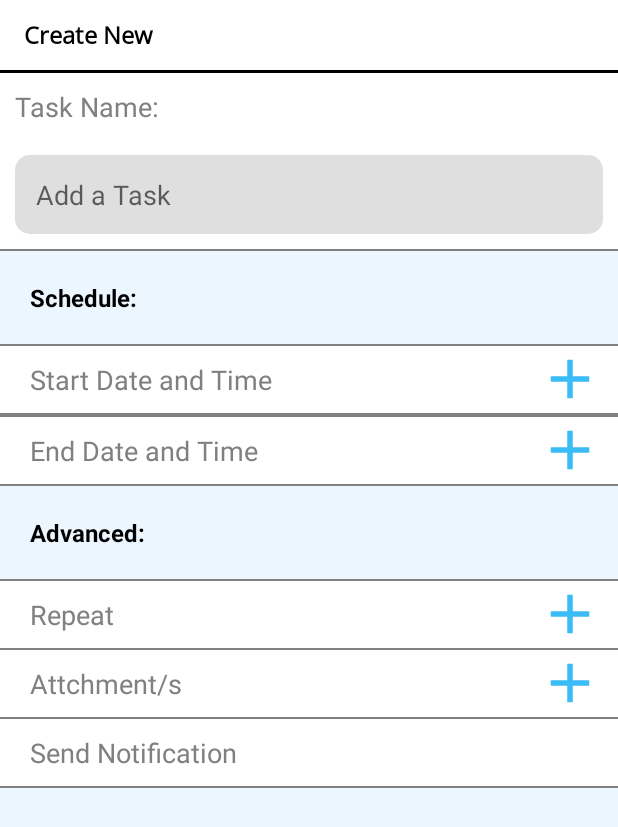
After one commit to justinmcneal/final-putask, an Android app: the AddTask2 screen opened directly, with no data from a screen before it, on a phone screen of 412 x 824 dp. The commit adds this screen. Shown: the top 827 px of the screen. Run offline under Robolectric (Android 15) with nearby library versions, the phone set to English and light mode, and no system bars.

Commit message:
added a layout for add task pero dalawa ginawa ko di fragment yung isa triny q lagyan function sa add button

```diff
--- a/app/src/main/AndroidManifest.xml
+++ b/app/src/main/AndroidManifest.xml
@@ -1,7 +1,9 @@
 <?xml version="1.0" encoding="utf-8"?>
 <manifest xmlns:android="http://schemas.android.com/apk/res/android"
     xmlns:tools="http://schemas.android.com/tools">
+
     <uses-permission android:name="android.permission.INTERNET" />
+
     <application
         android:allowBackup="true"
         android:dataExtractionRules="@xml/data_extraction_rules"
@@ -12,6 +14,9 @@
         android:supportsRtl="true"
         android:theme="@style/Theme.PutTask"
         tools:targetApi="31">
+        <activity
+            android:name=".AddTask2"
+            android:exported="false" />
         <activity
             android:name=".MainActivity"
             android:exported="false" />
@@ -29,6 +34,7 @@
             android:exported="true">
             <intent-filter>
                 <action android:name="android.intent.action.MAIN" />
+
                 <category android:name="android.intent.category.LAUNCHER" />
             </intent-filter>
         </activity>
--- /dev/null
+++ b/app/src/main/java/com/example/puttask/AddTask2.kt
@@ -0,0 +1,15 @@
+package com.example.puttask
+
+import android.os.Bundle
+import androidx.activity.enableEdgeToEdge
+import androidx.appcompat.app.AppCompatActivity
+import androidx.core.view.ViewCompat
+import androidx.core.view.WindowInsetsCompat
+
+class AddTask2 : AppCompatActivity() {
+    override fun onCreate(savedInstanceState: Bundle?) {
+        super.onCreate(savedInstanceState)
+        setContentView(R.layout.activity_add_task2)
+
+    }
+}
--- a/app/src/main/java/com/example/puttask/LoginSignin.kt
+++ b/app/src/main/java/com/example/puttask/LoginSignin.kt
@@ -30,13 +30,13 @@ class LoginSignin : AppCompatActivity() {
 
         btnSignUp.setOnClickListener {
             // Start SignUpActivity
-            val intent = Intent(this, SignUp::class.java)
+            val intent = Intent(this, MainActivity::class.java)
             startActivity(intent)
         }
 
         btnLogIn.setOnClickListener {
             // Start LogInActivity
-            val intent = Intent(this, LogIn::class.java)
+            val intent = Intent(this, MainActivity::class.java)
             startActivity(intent)
         }
     }
--- a/app/src/main/java/com/example/puttask/MainActivity.kt
+++ b/app/src/main/java/com/example/puttask/MainActivity.kt
@@ -66,7 +66,8 @@ class MainActivity : AppCompatActivity(), NavigationView.OnNavigationItemSelecte
         openFragment(Lists(),"Tasks")
 
         binding.btnAdd.setOnClickListener {
-            Toast.makeText(this, "Add New Task", Toast.LENGTH_SHORT).show()
+            val intent = Intent(this, AddTask2::class.java)//plain activity gamit here
+            startActivity(intent)
         }
 
         onBackPressedDispatcher.addCallback(this, backPressedCallback)
--- /dev/null
+++ b/app/src/main/res/drawable/addtaskbg.xml
@@ -0,0 +1,8 @@
+<?xml version="1.0" encoding="utf-8"?>
+<shape xmlns:android="http://schemas.android.com/apk/res/android"
+    android:shape="rectangle">
+    <solid android:color="@color/lightgray"> </solid>
+    <corners
+        android:radius="10dp">
+    </corners>
+</shape>
--- a/app/src/main/res/drawable/dropdownbg.xml
+++ b/app/src/main/res/drawable/spinnerbg.xml
@@ -1,6 +1,5 @@
 <?xml version="1.0" encoding="utf-8"?>
 <shape xmlns:android="http://schemas.android.com/apk/res/android">
-    <solid android:color="@color/skyblue"/> <!-- Background color of dropdown -->
+    <solid android:color="@color/superskyblue"/> <!-- Background color of dropdown -->
     <corners android:radius="10dp"/> <!-- Radius for rounded corners -->
-    <stroke android:color="@color/black" android:width="1dp"/> <!-- Border color and width -->
 </shape>
--- /dev/null
+++ b/app/src/main/res/layout/activity_add_task2.xml
@@ -0,0 +1,331 @@
+<LinearLayout xmlns:android="http://schemas.android.com/apk/res/android"
+    xmlns:app="http://schemas.android.com/apk/res-auto"
+    xmlns:tools="http://schemas.android.com/tools"
+    android:layout_width="match_parent"
+    android:layout_height="match_parent"
+    android:orientation="vertical"
+    android:background="@color/superskyblue"
+    tools:context=".AddTask">
+
+    <LinearLayout
+        android:layout_width="match_parent"
+        android:layout_height="wrap_content"
+        android:background="@color/white"
+        android:orientation="vertical">
+
+        <TextView
+            android:id="@+id/tvCreateNew"
+            android:layout_width="wrap_content"
+            android:layout_height="wrap_content"
+            android:text=" Create New"
+            android:padding="12dp"
+            android:textSize="16sp"
+            android:textStyle="bold"
+            android:fontFamily="@font/opensans"
+            android:textColor="@color/black" />
+
+        <View
+            android:layout_width="match_parent"
+            android:layout_height="2dp"
+            android:background="@color/black" />
+
+    </LinearLayout>
+
+    <LinearLayout
+        android:layout_width="match_parent"
+        android:layout_height="wrap_content"
+        android:background="@color/white"
+        android:orientation="vertical">
+
+        <TextView
+            android:id="@+id/tvTaskName"
+            android:layout_width="wrap_content"
+            android:layout_height="wrap_content"
+            android:text="Task Name:"
+            android:textSize="18sp"
+            android:padding="10dp"
+            android:textColor="@color/gray" />
+
+        <LinearLayout
+            android:layout_width="match_parent"
+            android:layout_height="wrap_content"
+            android:orientation="horizontal"
+            android:layout_margin="10dp">
+
+            <EditText
+                android:layout_width="match_parent"
+                android:layout_height="wrap_content"
+                android:hint="Add a Task"
+                android:padding="14dp"
+                android:background="@drawable/addtaskbg" />
+        </LinearLayout>
+
+        <View
+            android:layout_width="match_parent"
+            android:layout_height="1dp"
+            android:background="@color/gray" />
+
+    </LinearLayout>
+    <TextView
+        android:id="@+id/tvSchedule"
+        android:layout_width="match_parent"
+        android:layout_height="wrap_content"
+        android:text="Schedule:"
+        android:textStyle="bold"
+        android:textSize="16sp"
+        android:textColor="@color/black"
+        android:padding="20dp"/>
+
+    <LinearLayout
+        android:layout_width="match_parent"
+        android:layout_height="wrap_content"
+        android:orientation="vertical">
+
+        <View
+            android:layout_width="match_parent"
+            android:layout_height="1dp"
+            android:background="@color/gray" />
+
+        <LinearLayout
+            android:layout_width="match_parent"
+            android:layout_height="wrap_content"
+            android:background="@color/white"
+            android:orientation="horizontal">
+
+            <LinearLayout
+                android:layout_width="wrap_content"
+                android:layout_height="wrap_content"
+                android:layout_weight="1"
+                android:orientation="vertical">
+
+                <TextView
+                    android:id="@+id/tvStartDateandTime"
+                    android:layout_width="wrap_content"
+                    android:layout_height="wrap_content"
+                    android:text="Start Date and Time"
+                    android:textSize="18sp"
+                    android:layout_marginLeft="10dp"
+                    android:padding="10dp"
+                    android:textColor="@color/gray" />
+
+            </LinearLayout>
+
+            <ImageButton
+                android:layout_width="wrap_content"
+                android:layout_height="wrap_content"
+                android:layout_marginRight="10dp"
+                android:src="@drawable/ic_add"
+                android:background="@android:color/transparent"
+                app:tint="@color/skyblue" />
+
+        </LinearLayout>
+
+        <View
+            android:layout_width="match_parent"
+            android:layout_height="1dp"
+            android:background="@color/gray" />
+    </LinearLayout>
+
+
+    <LinearLayout
+        android:layout_width="match_parent"
+        android:layout_height="wrap_content"
+        android:orientation="vertical">
+
+        <View
+            android:layout_width="match_parent"
+            android:layout_height="1dp"
+            android:background="@color/gray" />
+
+        <LinearLayout
+            android:layout_width="match_parent"
+            android:layout_height="wrap_content"
+            android:background="@color/white"
+            android:orientation="horizontal">
+
+            <LinearLayout
+                android:layout_width="wrap_content"
+                android:layout_height="wrap_content"
+                android:layout_weight="1"
+                android:orientation="vertical">
+
+                <TextView
+                    android:id="@+id/tEndDateandTime"
+                    android:layout_width="wrap_content"
+                    android:layout_height="wrap_content"
+                    android:text="End Date and Time"
+                    android:layout_marginLeft="10dp"
+                    android:textSize="18sp"
+                    android:padding="10dp"
+                    android:textColor="@color/gray" />
+
+            </LinearLayout>
+
+            <ImageButton
+                android:layout_width="wrap_content"
+                android:layout_height="wrap_content"
+                android:layout_marginRight="10dp"
+                android:src="@drawable/ic_add"
+                android:background="@android:color/transparent"
+                app:tint="@color/skyblue" />
+
+        </LinearLayout>
+
+        <View
+            android:layout_width="match_parent"
+            android:layout_height="1dp"
+            android:background="@color/gray" />
+    </LinearLayout>
+
+    <TextView
+        android:id="@+id/tvAdvanced"
+        android:layout_width="match_parent"
+        android:layout_height="wrap_content"
+        android:text="Advanced:"
+        android:textStyle="bold"
+        android:textSize="16sp"
+        android:textColor="@color/black"
+        android:padding="20dp"/>
+    <LinearLayout
+        android:layout_width="match_parent"
+        android:layout_height="wrap_content"
+        android:orientation="vertical">
+
+        <View
+            android:layout_width="match_parent"
+            android:layout_height="1dp"
+            android:background="@color/gray" />
+
+        <LinearLayout
+            android:layout_width="match_parent"
+            android:layout_height="wrap_content"
+            android:background="@color/white"
+            android:orientation="horizontal">
+
+            <LinearLayout
+                android:layout_width="wrap_content"
+                android:layout_height="wrap_content"
+                android:layout_weight="1"
+                android:orientation="vertical">
+
+                <TextView
+                    android:id="@+id/tvRepeat"
+                    android:layout_width="wrap_content"
+                    android:layout_height="wrap_content"
+                    android:text="Repeat"
+                    android:layout_marginLeft="10dp"
+                    android:textSize="18sp"
+                    android:padding="10dp"
+                    android:textColor="@color/gray" />
+
+            </LinearLayout>
+
+            <ImageButton
+                android:layout_width="wrap_content"
+                android:layout_height="wrap_content"
+                android:layout_marginRight="10dp"
+                android:src="@drawable/ic_add"
+                android:background="@android:color/transparent"
+                app:tint="@color/skyblue" />
+
+        </LinearLayout>
+
+        <View
+            android:layout_width="match_parent"
+            android:layout_height="1dp"
+            android:background="@color/gray" />
+    </LinearLayout>
+
+
+    <LinearLayout
+        android:layout_width="match_parent"
+        android:layout_height="wrap_content"
+        android:orientation="vertical">
+
+        <LinearLayout
+            android:layout_width="match_parent"
+            android:layout_height="wrap_content"
+            android:background="@color/white"
+            android:orientation="horizontal">
+
+            <LinearLayout
+                android:layout_width="wrap_content"
+                android:layout_height="wrap_content"
+                android:layout_weight="1"
+                android:orientation="vertical">
+
+                <TextView
+                    android:id="@+id/tvAttachments"
+                    android:layout_width="wrap_content"
+                    android:layout_height="wrap_content"
+                    android:layout_marginLeft="10dp"
+                    android:text="Attchment/s"
+                    android:textSize="18sp"
+                    android:padding="10dp"
+                    android:textColor="@color/gray" />
+
+            </LinearLayout>
+
+            <ImageButton
+                android:layout_width="wrap_content"
+                android:layout_height="wrap_content"
+                android:layout_marginRight="10dp"
+                android:src="@drawable/ic_add"
+                android:background="@android:color/transparent"
+                app:tint="@color/skyblue" />
+
+        </LinearLayout>
+
+        <View
+            android:layout_width="match_parent"
+            android:layout_height="1dp"
+            android:background="@color/gray" />
+    </LinearLayout>
+    <LinearLayout
+        android:layout_width="match_parent"
+        android:layout_height="wrap_content"
+        android:orientation="vertical">
+
+        <LinearLayout
+            android:layout_width="match_parent"
+            android:layout_height="wrap_content"
+            android:background="@color/white"
+            android:orientation="horizontal">
+
+            <LinearLayout
+                android:layout_width="wrap_content"
+                android:layout_height="wrap_content"
+                android:layout_weight="1"
+                android:orientation="vertical">
+
+                <TextView
+                    android:id="@+id/tvSendNotification"
+                    android:layout_width="wrap_content"
+                    android:layout_height="wrap_content"
+                    android:text="Send Notification"
+                    android:layout_marginLeft="10dp"
+                    android:textSize="18sp"
+                    android:padding="10dp"
+                    android:textColor="@color/gray" />
+
+            </LinearLayout>
+
+            <!--- switch dapat here
+            <ImageButton
+                android:layout_width="wrap_content"
+                android:layout_height="wrap_content"
+                android:layout_marginRight="10dp"
+                android:src="@drawable/ic_add"
+                android:background="@android:color/transparent"
+                app:tint="@color/skyblue" /> -->
+
+        </LinearLayout>
+
+        <View
+            android:layout_width="match_parent"
+            android:layout_height="1dp"
+            android:background="@color/gray" />
+    </LinearLayout>
+
+
+</LinearLayout>
--- a/app/src/main/res/layout/fragment_profile.xml
+++ b/app/src/main/res/layout/fragment_profile.xml
@@ -4,6 +4,7 @@
     xmlns:tools="http://schemas.android.com/tools"
     android:layout_width="match_parent"
     android:layout_height="match_parent"
+    android:background="@color/skyblue"
     tools:context=".Profile">
 
     <ImageView
--- a/app/src/main/res/values/colors.xml
+++ b/app/src/main/res/values/colors.xml
@@ -7,6 +7,7 @@
     <color name="superskyblue">#EBF6FF</color>
     <color name="lightskyblue">#83daff</color>
     <color name="gray">#808080</color>
+    <color name="lightgray">#dfdfdf</color>
 
 
 </resources>
```
Also changed, not shown: app/src/main/java/com/example/puttask/AddTask.kt (added, +12 -0 lines), app/src/main/java/com/example/puttask/Lists.kt (+4 -4 lines), app/src/main/res/layout/fragment_add_task.xml (added, +305 -0 lines), app/src/main/res/layout/fragment_lists.xml (+5 -2 lines), app/src/main/res/layout/spinner_dropdown_item.xml (+5 -2 lines).
